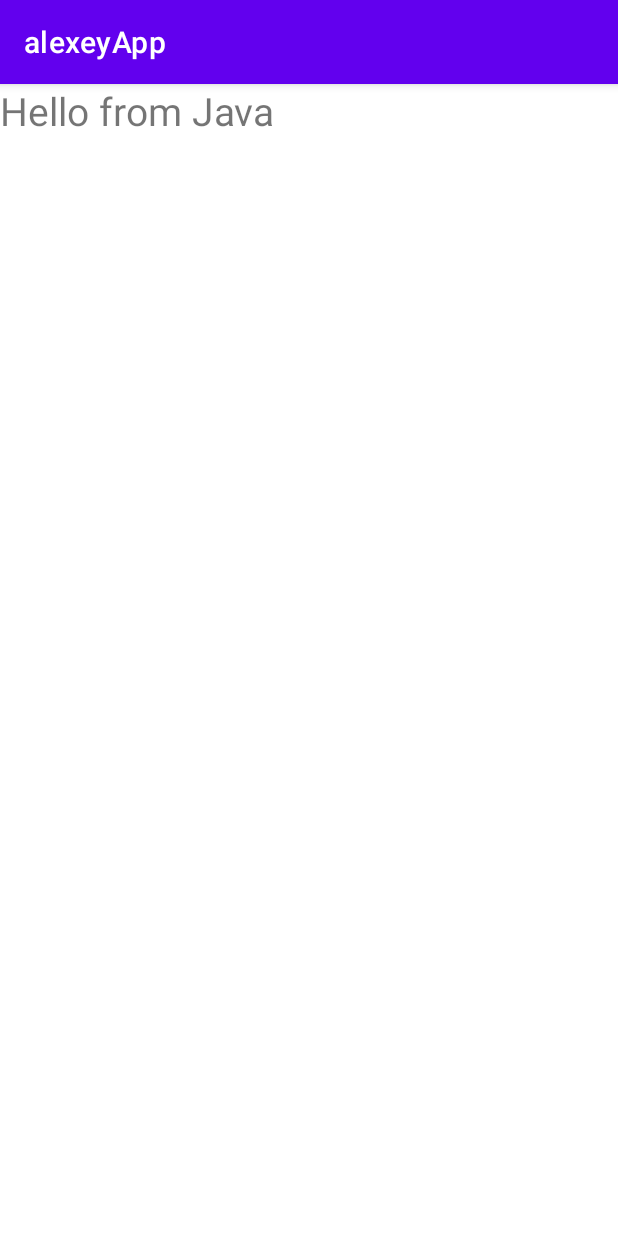
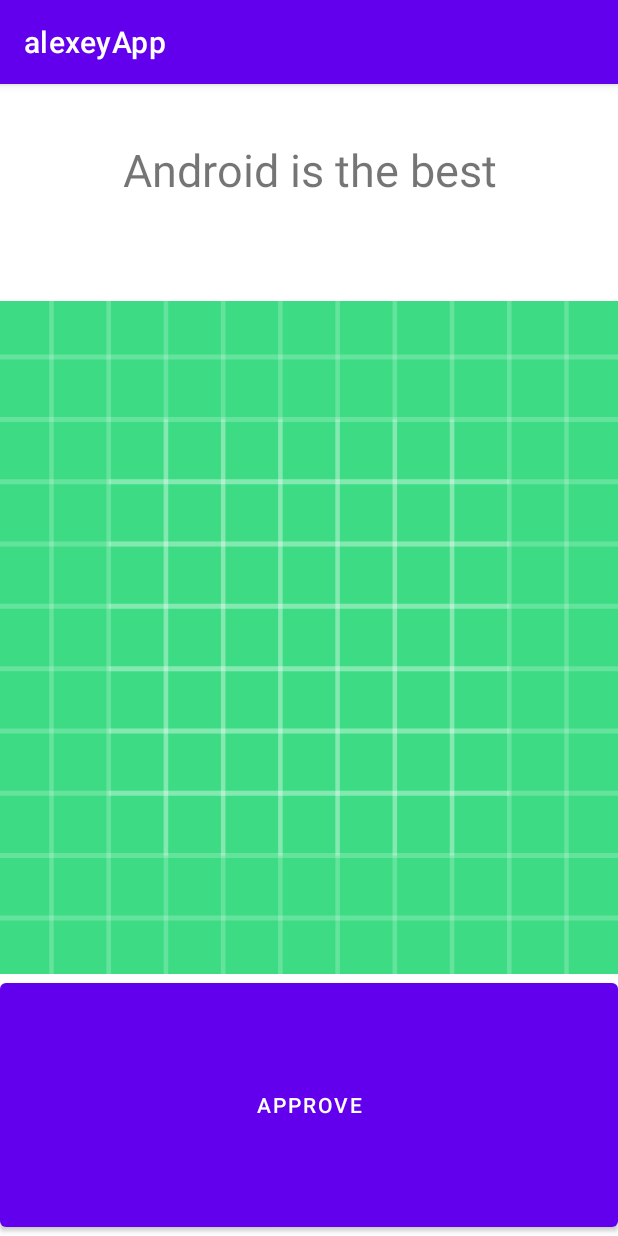
Before and after one commit to ek2999/alexey1, an Android app: the screen it shows after launch (MainActivity), on a phone screen of 412 x 824 dp. Run offline under Robolectric (Android 15) with nearby library versions, the phone set to English and light mode, and no system bars.

Commit message:
learn linea layout

```diff
--- a/app/src/main/java/ru/synergy/alexey1/MainActivity.java
+++ b/app/src/main/java/ru/synergy/alexey1/MainActivity.java
@@ -13,11 +13,12 @@ public class MainActivity extends AppCompatActivity {
         super.onCreate(savedInstanceState);
 
         //setContentView(R.layout.activity_main);
+
         setContentView(R.layout.second2_layout);
 
         TextView textView = (TextView) findViewById(R.id.header);
 
-        textView.setText("Hello from Java");
+       //textView.setText("Hello from Java");
 
         /*ConstraintLayout constraintLayout = new ConstraintLayout(this);
         TextView textView = new TextView(this);
--- a/app/src/main/res/layout/second2_layout.xml
+++ b/app/src/main/res/layout/second2_layout.xml
@@ -1,13 +1,41 @@
 <?xml version="1.0" encoding="utf-8"?>
 <LinearLayout xmlns:android="http://schemas.android.com/apk/res/android"
     android:layout_width="match_parent"
-    android:layout_height="match_parent">
+    android:layout_height="match_parent"
+    android:gravity="center"
+    android:orientation="vertical">
+
+        <!--        <TextView-->
+        <!--            android:id="@+id/header"-->
+        <!--            android:text="Welc to Andr"-->
+        <!--            android:textSize="26sp"-->
+        <!--            android:layout_height="match_parent"-->
+        <!--            android:layout_width="match_parent"/>-->
 
         <TextView
             android:id="@+id/header"
-            android:text="Welc to Andr"
-            android:textSize="26sp"
-            android:layout_height="match_parent"
-            android:layout_width="match_parent"/>
+            android:layout_width="wrap_content"
+            android:layout_height="wrap_content"
+            android:gravity="center"
+            android:text="Android is the best"
+            android:textSize="30sp"
+            android:layout_marginBottom="30dp"
+            android:layout_weight="1"
+            />
+
+        <View
+            android:layout_width="wrap_content"
+            android:layout_height="300dp"
+            android:foreground="@drawable/ic_launcher_background"
+            android:layout_weight="2"/>
+
+
+        <Button
+            android:id="@+id/button"
+            android:layout_width="match_parent"
+            android:layout_height="100dp"
+            android:gravity="center"
+            android:text="Approve"
+            android:layout_weight="1"/>
 
 </LinearLayout>
```
